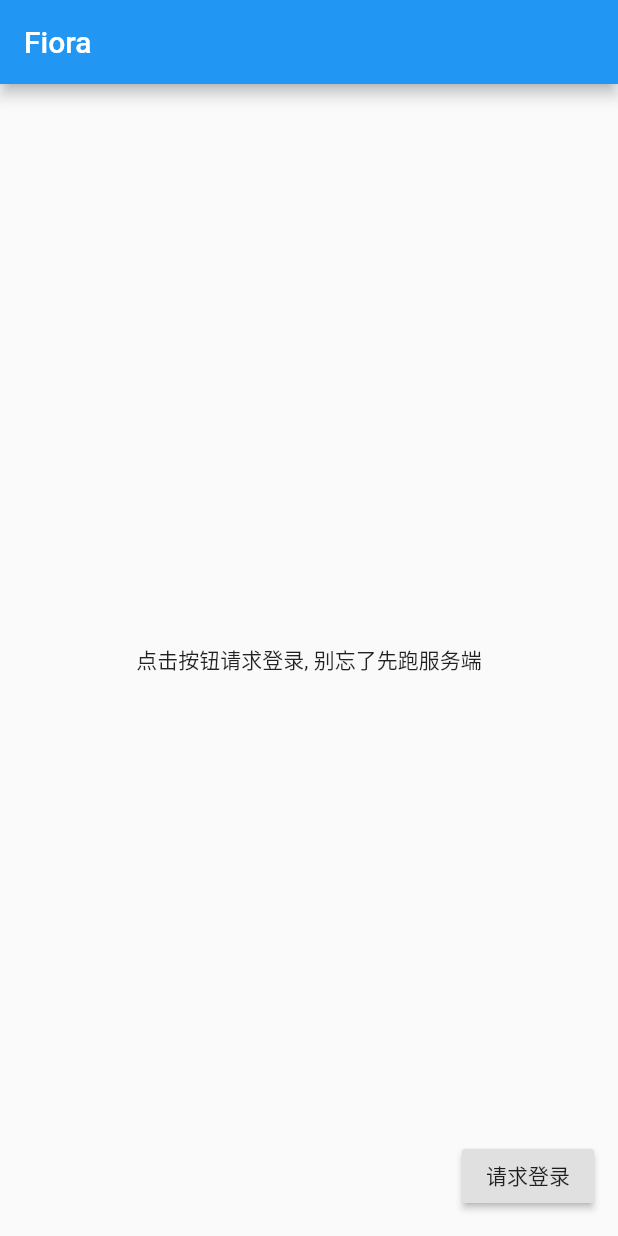
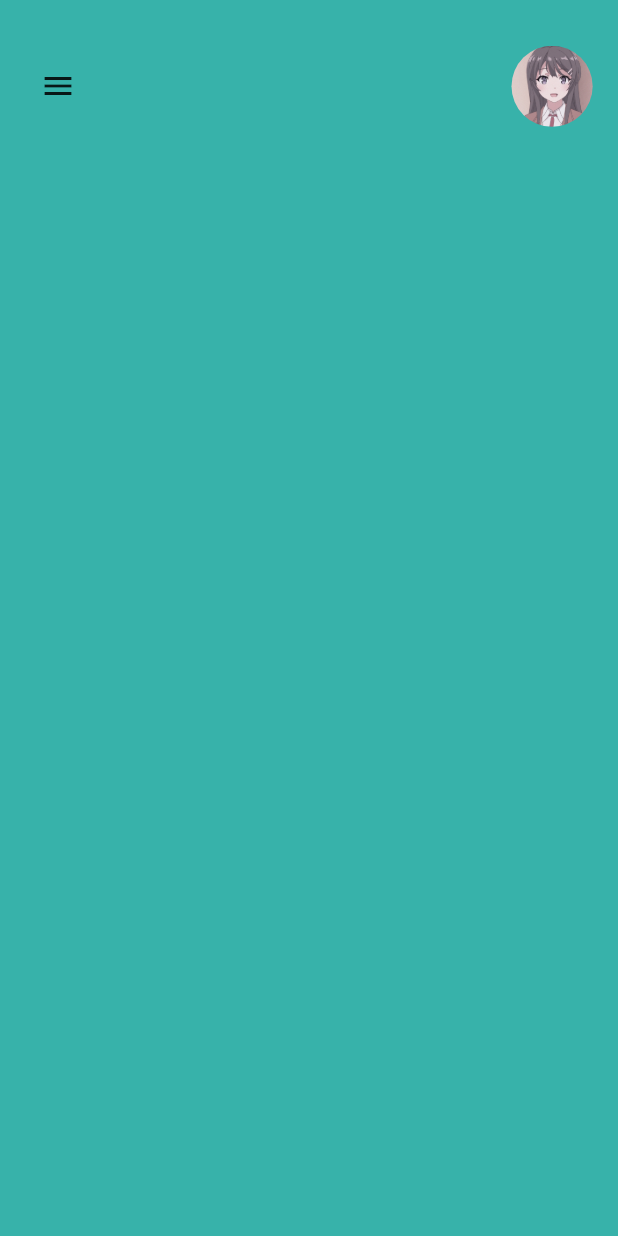
Before and after one commit to yinxin630/fiora-app-flutter, a Flutter app: the screen it shows after launch, on a phone screen of 412 x 824 dp. Run offline on Flutter 3.47's test engine with Material 2 defaults, Android fonts, the phone set to English and light mode, and no system bars; our stand-ins replace flutter_screenutil, socket_io_client.

Commit message:
feat: add custom appBar, change background color.
Signed-off-by: 小川 <lin@xiaochuandeMBP.lan>

```diff
--- a/lib/main.dart
+++ b/lib/main.dart
@@ -1,5 +1,6 @@
 import 'package:flutter/material.dart';
 
+import './screens/home.dart';
 import './fetch.dart' as Fetch;
 
 void main() => runApp(MyApp());
@@ -22,7 +23,7 @@ class MyApp extends StatelessWidget {
         // is not restarted.
         primarySwatch: Colors.blue,
       ),
-      home: MyHomePage(title: 'Fiora'),
+      home: HomePage(),
     );
   }
 }
@@ -46,7 +47,6 @@ class MyHomePage extends StatefulWidget {
 }
 
 class _MyHomePageState extends State<MyHomePage> {
-  int _counter = 0;
 
   void _incrementCounter(context) async {
     var result = await Fetch.fetch('login', {'username': 'a', 'password': 'a'});
--- /dev/null
+++ b/lib/screens/home.dart
@@ -0,0 +1,94 @@
+import 'package:flutter/material.dart';
+import 'package:flutter_screenutil/flutter_screenutil.dart';
+
+import '../utils/profileClipper.dart';
+
+
+class HomePage extends StatelessWidget {
+  num customTop = 90;
+
+  void _login(BuildContext ctx) {
+    showModalBottomSheet(
+      context: ctx,
+      shape: RoundedRectangleBorder(
+        borderRadius: BorderRadius.circular(30.0),
+      ),
+      backgroundColor: Colors.white,
+      builder: (_) {
+        return Container(
+          height: 547,
+          child: Center(
+            child: Text('123123123'),
+          ),
+        );
+      },
+    );
+  }
+
+  @override
+  Widget build(BuildContext context) {
+    ScreenUtil.instance = ScreenUtil(
+      width: 1125,
+      height: 2436,
+      allowFontScaling: true,
+    )..init(context);
+    return Scaffold(
+      backgroundColor: Color.fromRGBO(5, 159, 149, 0.8),
+      body: SingleChildScrollView(
+        child: Column(
+          crossAxisAlignment: CrossAxisAlignment.start,
+          children: <Widget>[
+            Padding(
+              padding: EdgeInsets.only(
+                top: ScreenUtil().setHeight(customTop),
+                left: ScreenUtil().setWidth(40),
+                right: ScreenUtil().setWidth(40),
+              ),
+              child: Row(
+                mainAxisAlignment: MainAxisAlignment.spaceBetween,
+                children: <Widget>[
+                  IconButton(
+                    icon: Icon(Icons.menu),
+                    onPressed: () {},
+                  ),
+                  GestureDetector(
+                    onTap: () => _login(context),
+                    child: ClipOval(
+                      clipper: ProfileClipper(),
+                      child: Image.asset(
+                        "assets/images/headericon.jpg",
+                        width: ScreenUtil().setWidth(160),
+                        height: ScreenUtil().setHeight(160),
+                        fit: BoxFit.cover,
+                      ),
+                    ),
+                  ),
+                ],
+              ),
+            ),
+            SizedBox(
+              height: ScreenUtil().setHeight(50),
+            ),
+            // SizedBox(
+            //   height: ScreenUtil().setHeight(1050),
+            //   child: ListView.builder(
+            //     scrollDirection: Axis.horizontal,
+            //     physics: BouncingScrollPhysics(),
+            //     itemCount: products.length,
+            //     itemBuilder: (context, index) {
+            //       Shoes shoes = products[index];
+            //       return Padding(
+            //         padding: EdgeInsets.only(
+            //           left: ScreenUtil().setWidth(30),
+            //         ),
+            //         child: ProductCard(shoes: shoes, cardNum: index),
+            //       );
+            //     },
+            //   ),
+            // ),
+          ],
+        ),
+      ),
+    );;
+  }
+}
--- /dev/null
+++ b/lib/utils/profileClipper.dart
@@ -0,0 +1,17 @@
+import 'dart:math';
+
+import 'package:flutter/material.dart';
+
+class ProfileClipper extends CustomClipper<Rect> {
+
+  @override
+  Rect getClip(Size size) {
+    return Rect.fromCircle(
+      center: Offset(size.width /2, size.height / 2),
+      radius: min(size.width, size.height) / 2,
+    );
+  }
+
+  @override
+  bool shouldReclip(CustomClipper<Rect> oldClipper) => false;
+}
--- a/pubspec.yaml
+++ b/pubspec.yaml
@@ -19,7 +19,7 @@ environment:
 dependencies:
   flutter:
     sdk: flutter
-
+  flutter_screenutil: ^0.7.0
   # The following adds the Cupertino Icons font to your application.
   # Use with the CupertinoIcons class for iOS style icons.
   cupertino_icons: ^0.1.2
@@ -42,8 +42,8 @@ flutter:
   uses-material-design: true
 
   # To add assets to your application, add an assets section, like this:
-  # assets:
-  #  - images/a_dot_burr.jpeg
+  assets:
+   - assets/images/headericon.jpg
   #  - images/a_dot_ham.jpeg
 
   # An image asset can refer to one or more resolution-specific "variants", see
```
Also changed, not shown: assets/images/headericon.jpg (added), pubspec.lock.
